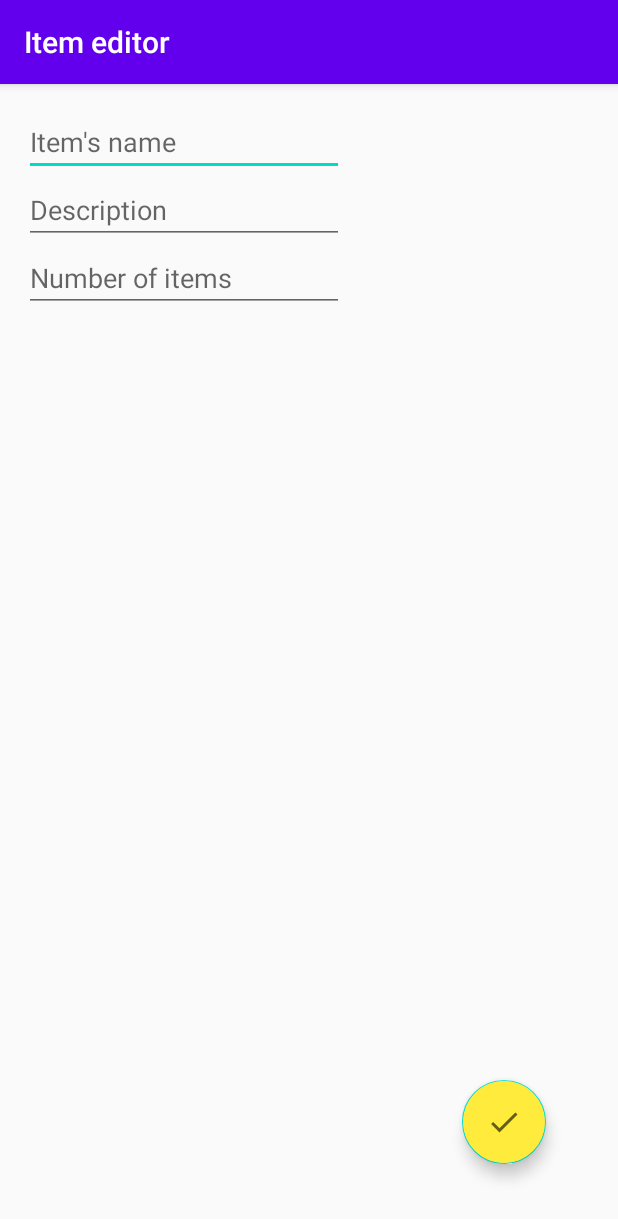
After one commit to FokaKefir/Shopping-List-app, an Android app: the ItemActivity screen opened directly, with no data from a screen before it, on a phone screen of 412 x 824 dp. The commit adds this screen. Shown: the top 1219 px of the screen. Run offline under Robolectric (Android 15) with nearby library versions, the phone set to English and light mode, and no system bars; 1 statement that could not run was skipped.

Commit message:
Adding the editor activity

```diff
--- a/app/src/main/AndroidManifest.xml
+++ b/app/src/main/AndroidManifest.xml
@@ -9,6 +9,7 @@
         android:roundIcon="@mipmap/ic_launcher_round"
         android:supportsRtl="true"
         android:theme="@style/AppTheme">
+        <activity android:name=".gui.activity.ItemActivity"></activity>
         <activity android:name=".gui.activity.MainActivity">
             <intent-filter>
                 <action android:name="android.intent.action.MAIN" />
--- /dev/null
+++ b/app/src/main/java/com/example/shoppinglist/gui/activity/ItemActivity.java
@@ -0,0 +1,84 @@
+package com.example.shoppinglist.gui.activity;
+
+import androidx.appcompat.app.AppCompatActivity;
+
+import android.content.DialogInterface;
+import android.content.Intent;
+import android.os.Bundle;
+import android.view.View;
+import android.widget.EditText;
+import android.widget.Toast;
+
+import com.example.shoppinglist.R;
+import com.example.shoppinglist.model.Item;
+import com.google.android.material.floatingactionbutton.FloatingActionButton;
+
+
+public class ItemActivity extends AppCompatActivity implements View.OnClickListener {
+
+    // region 0. Constants
+
+    public static final String EXTRA_RESULT_TEXT = "result";
+
+    // endregion
+
+    // region 1. Decl and Init
+
+    private EditText txtName;
+    private EditText txtDescription;
+    private EditText txtNumbersOfItems;
+
+    private FloatingActionButton btnDone;
+
+    // endregion
+
+    // region 3. Lifecycle
+
+    @Override
+    protected void onCreate(Bundle savedInstanceState) {
+        super.onCreate(savedInstanceState);
+
+        this.setContentView(R.layout.item_activity);
+
+        this.setTitle("Item editor");
+
+        this.txtName = findViewById(R.id.txt_name);
+        this.txtDescription = findViewById(R.id.txt_description);
+        this.txtNumbersOfItems = findViewById(R.id.txt_number_of_items);
+        this.btnDone = findViewById(R.id.fab_done);
+
+        Intent intent = getIntent();
+        Item item = intent.getParcelableExtra(MainActivity.EXTRA_TEXT);
+
+        if (!item.isDefault()){
+            this.txtName.setText(item.getTextName());
+            this.txtDescription.setText(item.getTextDescription());
+            this.txtNumbersOfItems.setText(String.valueOf(item.getNumberOfItems()));
+        }
+
+        this.btnDone.setOnClickListener(this);
+
+    }
+
+    @Override
+    public void onClick(View view) {
+        if (view.getId() == R.id.fab_done) {
+            Intent resultIntent = new Intent();
+            resultIntent.putExtra(EXTRA_RESULT_TEXT, new Item(
+                    R.drawable.ic_box_blue,
+                    this.txtName.getText().toString(),
+                    this.txtDescription.getText().toString(),
+                    Integer.parseInt(this.txtNumbersOfItems.getText().toString())
+            ));
+
+            setResult(RESULT_OK, resultIntent);
+            finish();
+        }
+    }
+
+    // endregion
+
+    // region 4. Listener
+
+    // endregion
+}
--- a/app/src/main/java/com/example/shoppinglist/logic/listener/MainActivityListener.java
+++ b/app/src/main/java/com/example/shoppinglist/logic/listener/MainActivityListener.java
@@ -1,7 +1,6 @@
 package com.example.shoppinglist.logic.listener;
 
 import android.view.View;
-import android.widget.Toast;
 
 import com.example.shoppinglist.R;
 import com.example.shoppinglist.gui.activity.MainActivity;
@@ -27,8 +26,8 @@ public class MainActivityListener implements View.OnClickListener, RecyclerViewA
 
     @Override
     public void onClick(View view) {
-        if (view.getId() == R.id.floating_action_button){
-            Toast.makeText(this.activity, "ADD", Toast.LENGTH_SHORT).show();
+        if (view.getId() == R.id.fab_done){
+            this.activity.createNewItem();
         }
     }
 
--- /dev/null
+++ b/app/src/main/res/drawable/ic_baseline_done.xml
@@ -0,0 +1,10 @@
+<vector xmlns:android="http://schemas.android.com/apk/res/android"
+    android:width="24dp"
+    android:height="24dp"
+    android:viewportWidth="24"
+    android:viewportHeight="24"
+    android:tint="?attr/colorControlNormal">
+  <path
+      android:fillColor="@android:color/white"
+      android:pathData="M9,16.2L4.8,12l-1.4,1.4L9,19 21,7l-1.4,-1.4L9,16.2z"/>
+</vector>
--- /dev/null
+++ b/app/src/main/res/layout/item_activity.xml
@@ -0,0 +1,61 @@
+<?xml version="1.0" encoding="utf-8"?>
+<RelativeLayout xmlns:android="http://schemas.android.com/apk/res/android"
+    xmlns:tools="http://schemas.android.com/tools"
+    android:layout_width="match_parent"
+    android:layout_height="match_parent"
+    xmlns:app="http://schemas.android.com/apk/res-auto"
+    android:orientation="vertical"
+    android:gravity="center_horizontal"
+    android:padding="16dp"
+    tools:context=".gui.activity.ItemActivity">
+
+    <LinearLayout
+        android:layout_width="match_parent"
+        android:layout_height="match_parent"
+        android:orientation="vertical">
+
+        <EditText
+            android:id="@+id/txt_name"
+            android:layout_width="wrap_content"
+            android:layout_height="wrap_content"
+            android:autofillHints=""
+            android:ems="10"
+            android:hint="@string/str_name"
+            android:inputType="textPersonName" />
+
+        <EditText
+            android:id="@+id/txt_description"
+            android:layout_width="wrap_content"
+            android:layout_height="wrap_content"
+            android:autofillHints=""
+            android:ems="10"
+            android:gravity="start|top"
+            android:hint="@string/str_description"
+            android:inputType="textMultiLine" />
+
+        <EditText
+            android:id="@+id/txt_number_of_items"
+            android:layout_width="wrap_content"
+            android:layout_height="wrap_content"
+            android:autofillHints=""
+            android:ems="10"
+            android:hint="@string/str_number_of_items"
+            android:inputType="numberDecimal" />
+    </LinearLayout>
+
+    <com.google.android.material.floatingactionbutton.FloatingActionButton
+        android:id="@+id/fab_done"
+        android:layout_width="wrap_content"
+        android:layout_height="wrap_content"
+        android:layout_alignParentEnd="true"
+        android:layout_alignParentBottom="true"
+        android:layout_gravity="bottom|end"
+        android:layout_marginStart="32dp"
+        android:layout_marginTop="32dp"
+        android:layout_marginEnd="32dp"
+        android:layout_marginBottom="32dp"
+        android:backgroundTint="@color/colorFloatingButton"
+        app:fabSize="normal"
+        app:srcCompat="@drawable/ic_baseline_done" />
+
+</RelativeLayout>
--- a/app/src/main/res/layout/activity_main.xml
+++ b/app/src/main/res/layout/main_activity.xml
@@ -15,7 +15,7 @@
         android:background="@android:color/white"/>
 
     <com.google.android.material.floatingactionbutton.FloatingActionButton
-        android:id="@+id/floating_action_button"
+        android:id="@+id/fab_done"
         android:layout_width="wrap_content"
         android:layout_height="wrap_content"
         android:layout_alignParentEnd="true"
@@ -25,7 +25,7 @@
         android:layout_marginTop="32dp"
         android:layout_marginEnd="32dp"
         android:layout_marginBottom="32dp"
-        android:backgroundTint="#FFEB3B"
+        android:backgroundTint="@color/colorFloatingButton"
         app:fabSize="normal"
         app:srcCompat="@drawable/ic_baseline_add" />
 
--- a/app/src/main/res/values/colors.xml
+++ b/app/src/main/res/values/colors.xml
@@ -5,4 +5,5 @@
     <color name="colorAccent">#03DAC5</color>
     <color name="colorWhite">#FFFFFF</color>
     <color name="colorSilver">#C0C0C0</color>
+    <color name="colorFloatingButton">#FFEB3B</color>
 </resources>
--- a/app/src/main/res/values/strings.xml
+++ b/app/src/main/res/values/strings.xml
@@ -1,3 +1,6 @@
 <resources>
     <string name="app_name">Shopping List</string>
+    <string name="str_description">Description</string>
+    <string name="str_name">Item\'s name</string>
+    <string name="str_number_of_items">Number of items</string>
 </resources>
```
Also changed, not shown: app/src/main/java/com/example/shoppinglist/gui/activity/MainActivity.java (+54 -5 lines), app/src/main/java/com/example/shoppinglist/model/Item.java (+61 -5 lines).
